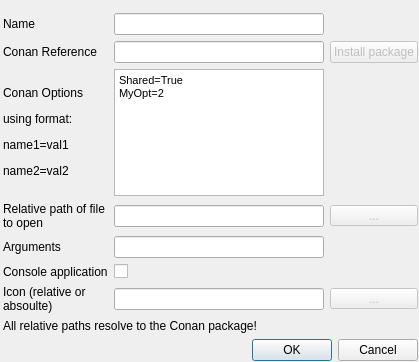
The window that src/conan_app_launcher/ui/modules/app_grid/common/app_edit.ui (goszpeti/conan_explorer) describes before a commit, drawn with Qt 5.
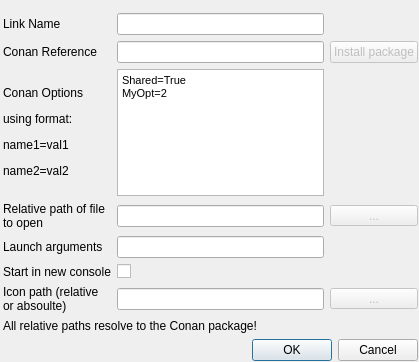
The same window after the commit. Custom widgets are drawn as their Qt base class.

Commit message: Better dexcription and resizeable window for EditAppLink dialog * Update Readme.md

```diff
--- a/src/conan_app_launcher/ui/modules/app_grid/common/app_edit.ui
+++ b/src/conan_app_launcher/ui/modules/app_grid/common/app_edit.ui
@@ -54,7 +54,8 @@
 p, li { white-space: pre-wrap; }
 &lt;/style&gt;&lt;/head&gt;&lt;body style=&quot; font-family:'MS Shell Dlg 2'; font-size:7.875pt; font-weight:400; font-style:normal;&quot;&gt;
 &lt;p style=&quot; margin-top:0px; margin-bottom:0px; margin-left:0px; margin-right:0px; -qt-block-indent:0; text-indent:0px;&quot;&gt;Shared=True&lt;/p&gt;
-&lt;p style=&quot; margin-top:0px; margin-bottom:0px; margin-left:0px; margin-right:0px; -qt-block-indent:0; text-indent:0px;&quot;&gt;MyOpt=2&lt;/p&gt;&lt;/body&gt;&lt;/html&gt;</string>
+&lt;p style=&quot; margin-top:0px; margin-bottom:0px; margin-left:0px; margin-right:0px; -qt-block-indent:0; text-indent:0px;&quot;&gt;MyOpt=2&lt;/p&gt;
+&lt;p style=&quot;-qt-paragraph-type:empty; margin-top:0px; margin-bottom:0px; margin-left:0px; margin-right:0px; -qt-block-indent:0; text-indent:0px;&quot;&gt;&lt;br /&gt;&lt;/p&gt;&lt;/body&gt;&lt;/html&gt;</string>
         </property>
        </widget>
       </item>
@@ -141,7 +142,7 @@
       <item row="0" column="0">
        <widget class="QLabel" name="name_label">
         <property name="text">
-         <string>Name</string>
+         <string>Link Name</string>
         </property>
        </widget>
       </item>
@@ -170,7 +171,7 @@
       <item row="5" column="0">
        <widget class="QLabel" name="is_console_app_label">
         <property name="text">
-         <string>Console application</string>
+         <string>Start in new console</string>
         </property>
        </widget>
       </item>
@@ -180,7 +181,7 @@
       <item row="4" column="0">
        <widget class="QLabel" name="args_label">
         <property name="text">
-         <string>Arguments</string>
+         <string>Launch arguments</string>
         </property>
        </widget>
       </item>
@@ -190,7 +191,7 @@
       <item row="6" column="0">
        <widget class="QLabel" name="icon_label">
         <property name="text">
-         <string>Icon (relative or absoulte)</string>
+         <string>Icon path (relative or absoulte)</string>
         </property>
         <property name="textFormat">
          <enum>Qt::RichText</enum>
```
The commit also changes 2 other files.
